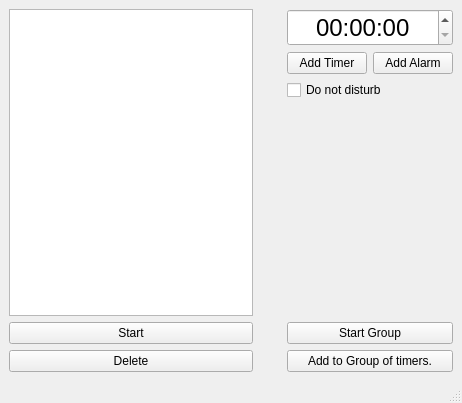
Above: mainwindow.ui from PavelPilpipenko/QtProgect1 before the change. Below: the same form after it.
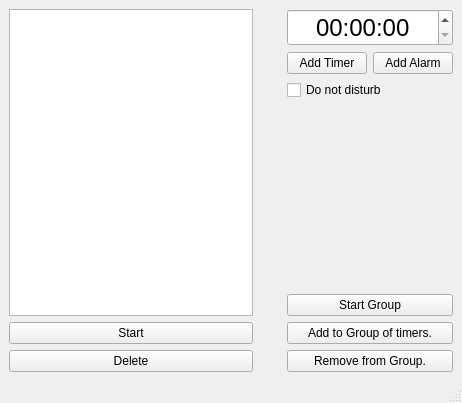
That is the form after the change.

Commit message: Remove from Group.

```diff
--- a/mainwindow.ui
+++ b/mainwindow.ui
@@ -138,6 +138,13 @@
         </property>
        </widget>
       </item>
+      <item>
+       <widget class="QPushButton" name="RemoveFromGroupOfTimers">
+        <property name="text">
+         <string>Remove from Group.</string>
+        </property>
+       </widget>
+      </item>
      </layout>
     </item>
     <item row="0" column="1">
```
The commit also changes 3 other files.
